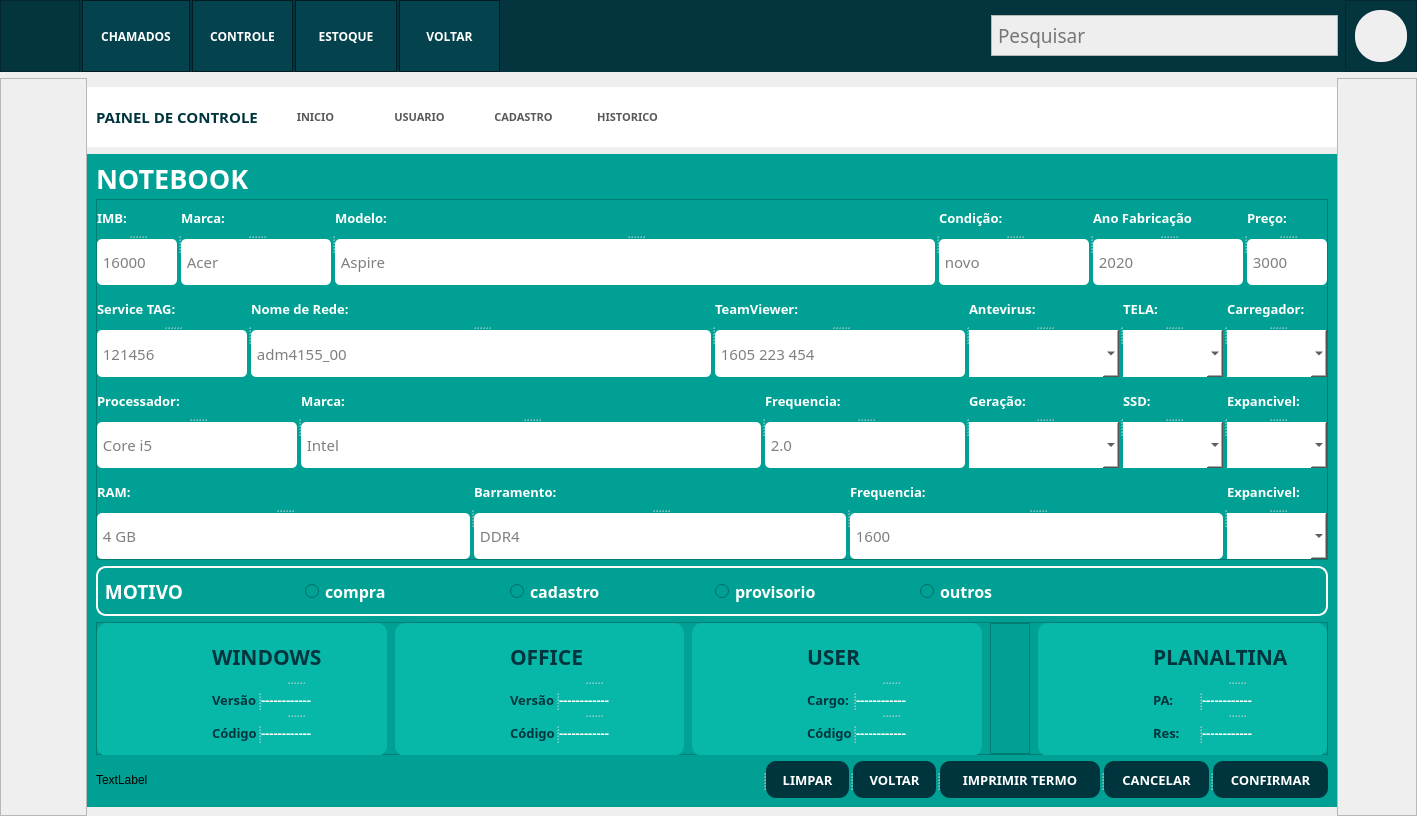
Old version of the form layout/ControleTI.ui in the repository Sidehenrique/SIS-Sicoob.
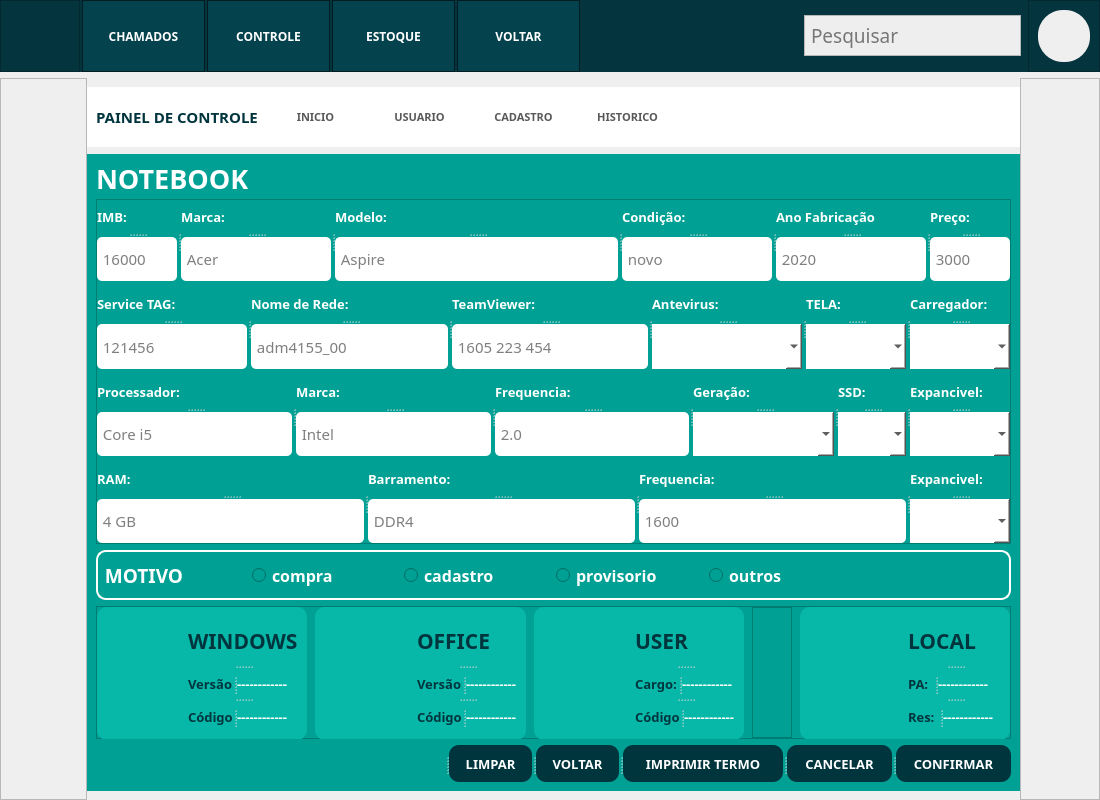
New version of the form. Icons and pictures are not drawn.

What changed in the file:
```diff
--- a/layout/ControleTI.ui
+++ b/layout/ControleTI.ui
@@ -6,8 +6,8 @@
    <rect>
     <x>0</x>
     <y>0</y>
-    <width>1417</width>
-    <height>816</height>
+    <width>1100</width>
+    <height>800</height>
    </rect>
   </property>
   <property name="minimumSize">
@@ -76,7 +76,7 @@
         <widget class="QFrame" name="frameBottons">
          <property name="minimumSize">
           <size>
-           <width>500</width>
+           <width>580</width>
            <height>0</height>
           </size>
          </property>
@@ -195,7 +195,7 @@
             </property>
             <property name="minimumSize">
              <size>
-              <width>0</width>
+              <width>108</width>
               <height>0</height>
              </size>
             </property>
@@ -242,6 +242,12 @@
               <verstretch>0</verstretch>
              </sizepolicy>
             </property>
+            <property name="minimumSize">
+             <size>
+              <width>108</width>
+              <height>0</height>
+             </size>
+            </property>
             <property name="font">
              <font>
               <family>Asap</family>
@@ -285,6 +291,12 @@
               <verstretch>0</verstretch>
              </sizepolicy>
             </property>
+            <property name="minimumSize">
+             <size>
+              <width>108</width>
+              <height>0</height>
+             </size>
+            </property>
             <property name="font">
              <font>
               <family>Asap</family>
@@ -3923,7 +3935,7 @@
                         <string notr="true">color: rgb(0, 53, 62);</string>
                        </property>
                        <property name="text">
-                        <string>PLANALTINA</string>
+                        <string>LOCAL</string>
                        </property>
                       </widget>
                       <widget class="QSplitter" name="splitter_13">
@@ -4030,11 +4042,15 @@
                 <widget class="QLabel" name="notLabelDialog">
                  <property name="font">
                   <font>
+                   <family>Asap</family>
                    <pointsize>9</pointsize>
                   </font>
                  </property>
+                 <property name="styleSheet">
+                  <string notr="true">color: rgb(255, 255, 255);</string>
+                 </property>
                  <property name="text">
-                  <string>TextLabel</string>
+                  <string/>
                  </property>
                 </widget>
                 <widget class="QSplitter" name="splitter">
```
Left out of the diff: 49 changed lines with no effect on the pictures.
